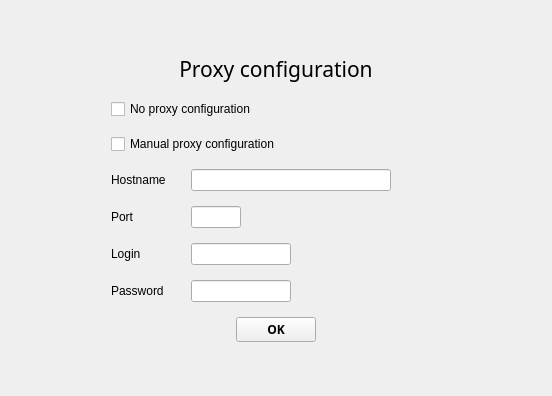
First picture: the form in installer/ui/proxy.ui, repository Covalia/standalone-deployer, before the edit.
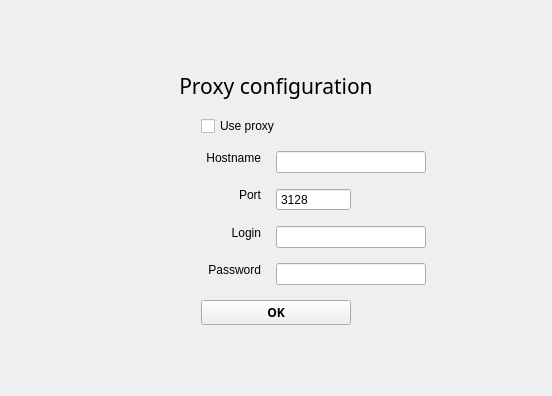
Second picture: the form after the edit.

Commit message: Simplification de la page de configuration du proxy.

What changed in the file:
```diff
--- a/installer/ui/proxy.ui
+++ b/installer/ui/proxy.ui
@@ -60,35 +60,53 @@
       </widget>
      </item>
      <item>
-      <widget class="QCheckBox" name="checkBoxProxy">
-       <property name="styleSheet">
-        <string notr="true"/>
-       </property>
-       <property name="text">
-        <string>No proxy configuration</string>
-       </property>
-      </widget>
-     </item>
-     <item>
-      <widget class="QCheckBox" name="checkBoxProxyManual">
-       <property name="styleSheet">
-        <string notr="true"/>
-       </property>
-       <property name="text">
-        <string>Manual proxy configuration</string>
-       </property>
-      </widget>
-     </item>
-     <item>
-      <layout class="QHBoxLayout" name="horizontalLayoutHostname">
+      <layout class="QHBoxLayout" name="horizontalLayout_2">
        <item>
+        <widget class="QCheckBox" name="checkBoxUseProxy">
+         <property name="maximumSize">
+          <size>
+           <width>150</width>
+           <height>16777215</height>
+          </size>
+         </property>
+         <property name="styleSheet">
+          <string notr="true"/>
+         </property>
+         <property name="text">
+          <string>Use proxy</string>
+         </property>
+        </widget>
+       </item>
+      </layout>
+     </item>
+     <item>
+      <layout class="QFormLayout" name="formLayout">
+       <property name="sizeConstraint">
+        <enum>QLayout::SetFixedSize</enum>
+       </property>
+       <property name="fieldGrowthPolicy">
+        <enum>QFormLayout::FieldsStayAtSizeHint</enum>
+       </property>
+       <item row="2" column="0">
         <widget class="QLabel" name="labelHostname">
+         <property name="sizePolicy">
+          <sizepolicy hsizetype="Fixed" vsizetype="Fixed">
+           <horstretch>0</horstretch>
+           <verstretch>0</verstretch>
+          </sizepolicy>
+         </property>
          <property name="minimumSize">
           <size>
-           <width>65</width>
+           <width>150</width>
            <height>0</height>
           </size>
          </property>
+         <property name="maximumSize">
+          <size>
+           <width>150</width>
+           <height>16777215</height>
+          </size>
+         </property>
          <property name="styleSheet">
           <string notr="true">QLabel{
 	color : @gray-text-color;
@@ -101,49 +119,59 @@
          <property name="text">
           <string>Hostname</string>
          </property>
+         <property name="alignment">
+          <set>Qt::AlignRight|Qt::AlignTrailing|Qt::AlignVCenter</set>
+         </property>
         </widget>
        </item>
-       <item>
+       <item row="2" column="1">
         <widget class="QLineEdit" name="lineEditHostname">
          <property name="enabled">
           <bool>true</bool>
          </property>
+         <property name="sizePolicy">
+          <sizepolicy hsizetype="Fixed" vsizetype="Fixed">
+           <horstretch>0</horstretch>
+           <verstretch>0</verstretch>
+          </sizepolicy>
+         </property>
          <property name="minimumSize">
           <size>
-           <width>200</width>
+           <width>150</width>
            <height>0</height>
           </size>
          </property>
+         <property name="maximumSize">
+          <size>
+           <width>150</width>
+           <height>16777215</height>
+          </size>
+         </property>
          <property name="styleSheet">
           <string notr="true"/>
          </property>
         </widget>
        </item>
-       <item>
-        <spacer name="horizontalSpacerHostname">
-         <property name="orientation">
-          <enum>Qt::Horizontal</enum>
-         </property>
-         <property name="sizeHint" stdset="0">
-          <size>
-           <width>40</width>
-           <height>20</height>
-          </size>
-         </property>
-        </spacer>
-       </item>
-      </layout>
-     </item>
-     <item>
-      <layout class="QHBoxLayout" name="horizontalLayoutPort">
-       <item>
+       <item row="4" column="0">
         <widget class="QLabel" name="labelPort">
+         <property name="sizePolicy">
+          <sizepolicy hsizetype="Fixed" vsizetype="Fixed">
+           <horstretch>0</horstretch>
+           <verstretch>0</verstretch>
+          </sizepolicy>
+         </property>
          <property name="minimumSize">
           <size>
-           <width>65</width>
+           <width>150</width>
            <height>0</height>
           </size>
          </property>
+         <property name="maximumSize">
+          <size>
+           <width>150</width>
+           <height>16777215</height>
+          </size>
+         </property>
          <property name="styleSheet">
           <string notr="true">QLabel{
 	color : @gray-text-color;
@@ -155,52 +183,31 @@
          <property name="text">
           <string>Port</string>
          </property>
-        </widget>
-       </item>
-       <item>
-        <widget class="QLineEdit" name="lineEditPort">
-         <property name="minimumSize">
-          <size>
-           <width>50</width>
-           <height>0</height>
-          </size>
+         <property name="alignment">
+          <set>Qt::AlignRight|Qt::AlignTrailing|Qt::AlignVCenter</set>
          </property>
-         <property name="maximumSize">
-          <size>
-           <width>50</width>
-           <height>16777215</height>
-          </size>
-         </property>
-         <property name="styleSheet">
-          <string notr="true"/>
-         </property>
         </widget>
        </item>
-       <item>
-        <spacer name="horizontalSpacerPort">
-         <property name="orientation">
-          <enum>Qt::Horizontal</enum>
-         </property>
-         <property name="sizeHint" stdset="0">
-          <size>
-           <width>40</width>
-           <height>20</height>
-          </size>
-         </property>
-        </spacer>
-       </item>
-      </layout>
-     </item>
-     <item>
-      <layout class="QHBoxLayout" name="horizontalLayoutLogin">
-       <item>
+       <item row="5" column="0">
         <widget class="QLabel" name="labelLogin">
+         <property name="sizePolicy">
+          <sizepolicy hsizetype="Fixed" vsizetype="Fixed">
+           <horstretch>0</horstretch>
+           <verstretch>0</verstretch>
+          </sizepolicy>
+         </property>
          <property name="minimumSize">
           <size>
-           <width>65</width>
+           <width>150</width>
            <height>0</height>
           </size>
          </property>
+         <property name="maximumSize">
+          <size>
+           <width>150</width>
+           <height>16777215</height>
+          </size>
+         </property>
          <property name="styleSheet">
           <string notr="true">QLabel{
 	color : @gray-text-color;
@@ -212,19 +219,28 @@
          <property name="text">
           <string>Login</string>
          </property>
+         <property name="alignment">
+          <set>Qt::AlignRight|Qt::AlignTrailing|Qt::AlignVCenter</set>
+         </property>
         </widget>
        </item>
-       <item>
+       <item row="5" column="1">
         <widget class="QLineEdit" name="lineEditLogin">
+         <property name="sizePolicy">
+          <sizepolicy hsizetype="Fixed" vsizetype="Fixed">
+           <horstretch>0</horstretch>
+           <verstretch>0</verstretch>
+          </sizepolicy>
+         </property>
          <property name="minimumSize">
           <size>
-           <width>100</width>
+           <width>150</width>
            <height>0</height>
           </size>
          </property>
          <property name="maximumSize">
           <size>
-           <width>100</width>
+           <width>150</width>
            <height>16777215</height>
           </size>
          </property>
@@ -233,37 +249,54 @@
          </property>
         </widget>
        </item>
-       <item>
-        <spacer name="horizontalSpacerLogin">
-         <property name="orientation">
-          <enum>Qt::Horizontal</enum>
+       <item row="6" column="1">
+        <widget class="QLineEdit" name="lineEditPassword">
+         <property name="sizePolicy">
+          <sizepolicy hsizetype="Fixed" vsizetype="Fixed">
+           <horstretch>0</horstretch>
+           <verstretch>0</verstretch>
+          </sizepolicy>
          </property>
-         <property name="sizeHint" stdset="0">
+         <property name="minimumSize">
           <size>
-           <width>40</width>
-           <height>20</height>
+           <width>150</width>
+           <height>0</height>
           </size>
          </property>
-        </spacer>
+         <property name="maximumSize">
+          <size>
+           <width>150</width>
+           <height>16777215</height>
+          </size>
+         </property>
+         <property name="styleSheet">
+          <string notr="true"/>
+         </property>
+         <property name="echoMode">
+          <enum>QLineEdit::Password</enum>
+         </property>
+        </widget>
        </item>
-      </layout>
-     </item>
-     <item>
-      <layout class="QHBoxLayout" name="horizontalLayoutPassword">
-       <item>
+       <item row="6" column="0">
         <widget class="QLabel" name="labelPassword">
          <property name="sizePolicy">
-          <sizepolicy hsizetype="Preferred" vsizetype="Preferred">
+          <sizepolicy hsizetype="Fixed" vsizetype="Fixed">
            <horstretch>0</horstretch>
            <verstretch>0</verstretch>
           </sizepolicy>
          </property>
          <property name="minimumSize">
           <size>
-           <width>65</width>
+           <width>150</width>
            <height>0</height>
           </size>
          </property>
+         <property name="maximumSize">
+          <size>
+           <width>150</width>
+           <height>16777215</height>
+          </size>
+         </property>
          <property name="styleSheet">
           <string notr="true">QLabel{
 	color : @gray-text-color;
@@ -275,68 +308,86 @@
          <property name="text">
           <string>Password</string>
          </property>
+         <property name="alignment">
+          <set>Qt::AlignRight|Qt::AlignTrailing|Qt::AlignVCenter</set>
+         </property>
         </widget>
        </item>
+       <item row="4" column="1">
+        <widget class="QSpinBox" name="spinBoxPort">
+         <property name="sizePolicy">
+          <sizepolicy hsizetype="Fixed" vsizetype="Fixed">
+           <horstretch>0</horstretch>
+           <verstretch>0</verstretch>
+          </sizepolicy>
+         </property>
+         <property name="minimumSize">
+          <size>
+           <width>75</width>
+           <height>0</height>
+          </size>
+         </property>
+         <property name="maximumSize">
+          <size>
+           <width>75</width>
+           <height>16777215</height>
+          </size>
+         </property>
+         <property name="frame">
+          <bool>true</bool>
+         </property>
+         <property name="buttonSymbols">
+          <enum>QAbstractSpinBox::NoButtons</enum>
+         </property>
+         <property name="minimum">
+          <number>0</number>
+         </property>
+         <property name="maximum">
+          <number>65535</number>
+         </property>
+         <property name="value">
+          <number>3128</number>
+         </property>
+        </widget>
+       </item>
+      </layout>
+     </item>
+     <item>
+      <layout class="QHBoxLayout" name="horizontalLayout">
        <item>
-        <widget class="QLineEdit" name="lineEditPassword">
+        <widget class="QPushButton" name="buttonValidateProxy">
          <property name="minimumSize">
           <size>
-           <width>100</width>
+           <width>50</width>
            <height>0</height>
           </size>
          </property>
          <property name="maximumSize">
           <size>
-           <width>100</width>
+           <width>150</width>
            <height>16777215</height>
           </size>
          </property>
+         <property name="font">
+          <font>
+           <family>Segoe WP</family>
+           <weight>75</weight>
+           <bold>true</bold>
+          </font>
+         </property>
+         <property name="autoFillBackground">
+          <bool>false</bool>
+         </property>
          <property name="styleSheet">
           <string notr="true"/>
          </property>
+         <property name="text">
+          <string>OK</string>
+         </property>
         </widget>
        </item>
-       <item>
-        <spacer name="horizontalSpacerPassword">
-         <property name="orientation">
-          <enum>Qt::Horizontal</enum>
-         </property>
-         <property name="sizeHint" stdset="0">
-          <size>
-           <width>40</width>
-           <height>20</height>
-          </size>
-         </property>
-        </spacer>
-       </item>
       </layout>
      </item>
-     <item alignment="Qt::AlignHCenter|Qt::AlignVCenter">
-      <widget class="QPushButton" name="buttonValidateProxy">
-       <property name="minimumSize">
-        <size>
-         <width>50</width>
-         <height>0</height>
-        </size>
-       </property>
-       <property name="font">
-        <font>
-         <family>Segoe WP</family>
-         <weight>75</weight>
-         <bold>true</bold>
-        </font>
-       </property>
-       <property name="autoFillBackground">
-        <bool>false</bool>
-       </property>
-       <property name="styleSheet">
-        <string notr="true"/>
-       </property>
-       <property name="text">
-        <string>OK</string>
-       </property>
-      </widget>
-     </item>
      <item>
       <spacer name="verticalSpacer_2">
        <property name="orientation">
```
Left out of the diff: 8 changed lines with no effect on the pictures. The commit also changes 4 other files.
